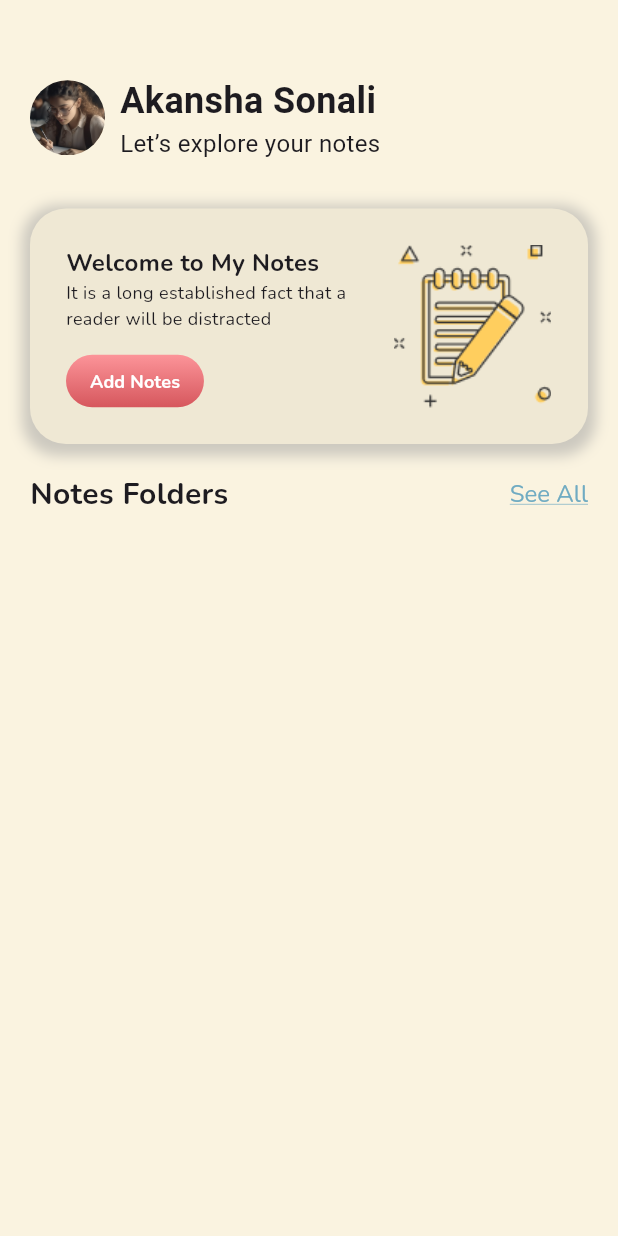
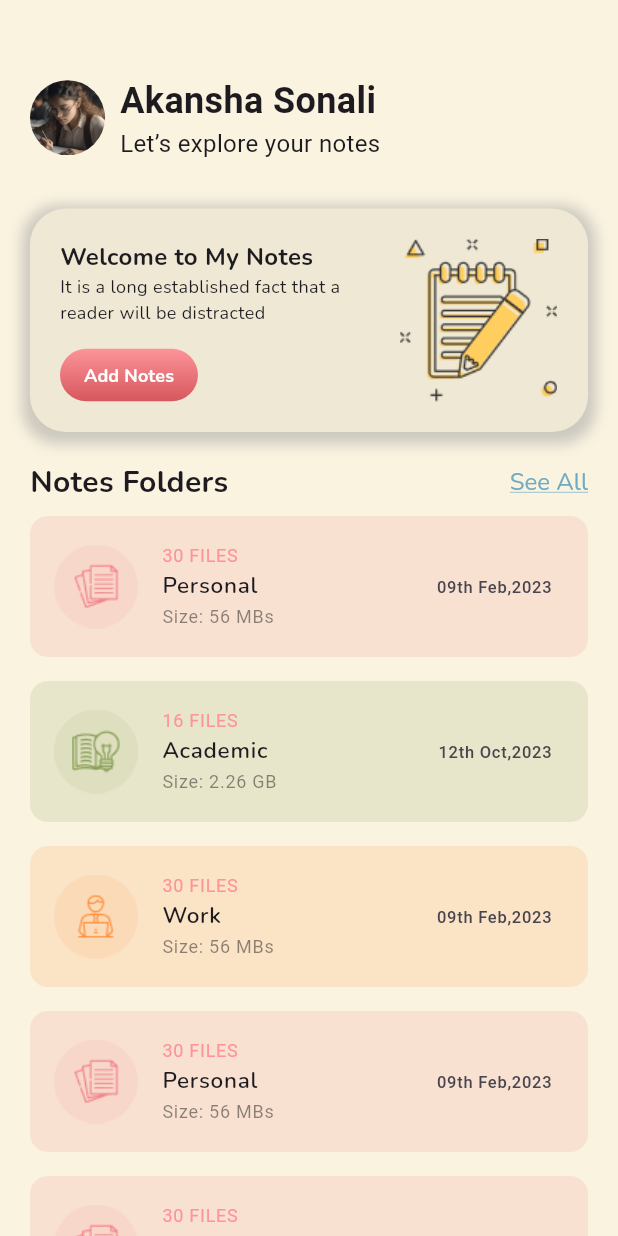
Before and after one commit to mustafadervisglu/application, a Flutter app: the HomeScreen screen opened directly, on a phone screen of 412 x 824 dp. Run offline on Flutter 3.47's test engine with Material 2 defaults, Android fonts, the phone set to English and light mode, and no system bars.

Commit message:
feat: add new images for home page
feat: update main.dart to use HomePage instead of HomeScreen

feat: update HomeScreen to include folder data and display folders

feat: update LoginPage to navigate to HomePage on successful login

chore: add Nunito-SemiBold.ttf to pubspec.yaml

```diff
--- a/lib/main.dart
+++ b/lib/main.dart
@@ -1,6 +1,5 @@
+import 'package:application/ui/view/home_page.dart';
 import 'package:flutter/material.dart';
-
-import 'ui/view/home_screen.dart';
 
 void main() {
   runApp(const MyApp());
@@ -18,7 +17,7 @@ class MyApp extends StatelessWidget {
         colorScheme: ColorScheme.fromSeed(seedColor: Colors.deepPurple),
         useMaterial3: true,
       ),
-      home: const SafeArea(child: HomeScreen()),
+      home: const SafeArea(child: HomePage()),
     );
   }
 }
--- a/lib/ui/view/home_screen.dart
+++ b/lib/ui/view/home_screen.dart
@@ -4,13 +4,64 @@ import 'package:flutter/gestures.dart';
 import 'package:flutter/material.dart';
 
 class HomeScreen extends StatefulWidget {
-  const HomeScreen({super.key});
+  HomeScreen({super.key});
+
+  final List<Map<String, dynamic>> folders = [
+    {
+      'title': 'Personal',
+      'date': '09th Feb,2023',
+      'size': '56 MBs',
+      'fileCount': '30 FILES',
+    },
+    {
+      'title': 'Academic',
+      'date': '12th Oct,2023',
+      'size': '2.26 GB',
+      'fileCount': '16 FILES',
+    },
+    {
+      'title': 'Work',
+      'date': '09th Feb,2023',
+      'size': '56 MBs',
+      'fileCount': '30 FILES',
+    },
+    {
+      'title': 'Personal',
+      'date': '09th Feb,2023',
+      'size': '56 MBs',
+      'fileCount': '30 FILES',
+    },
+    {
+      'title': 'Personal',
+      'date': '09th Feb,2023',
+      'size': '56 MBs',
+      'fileCount': '30 FILES',
+    },
+    {
+      'title': 'Personal',
+      'date': '09th Feb,2023',
+      'size': '56 MBs',
+      'fileCount': '30 FILES',
+    }
+  ];
 
   @override
   State<HomeScreen> createState() => _HomeScreenState();
 }
 
 class _HomeScreenState extends State<HomeScreen> {
+  Map<String, Color> categoryColors = {
+    'Personal': const Color(0xFFF2858A),
+    'Academic': const Color(0xFF8AA15A),
+    'Work': const Color(0xFFFF8F3D),
+    'Others': const Color(0xFF495E84),
+  };
+  Map<String, String> categoryImage = {
+    'Personal': 'assets/images/home_page/Fr21.png',
+    'Academic': 'assets/images/home_page/Fr20.png',
+    'Work':'assets/images/home_page/Fr19.png',
+    'Others': 'assets/images/home_page/Fr22.png',
+  };
   String name = "Akansha Sonali";
 
   @override
@@ -57,7 +108,7 @@ class _HomeScreenState extends State<HomeScreen> {
             ),
             const SizedBox(height: 32),
             Container(
-              padding: const EdgeInsets.all(24.0),
+              padding: const EdgeInsets.all(20.0),
               decoration: BoxDecoration(
                 color: const Color(0xffEFE8D4),
                 borderRadius: BorderRadius.circular(24),
@@ -192,7 +243,67 @@ class _HomeScreenState extends State<HomeScreen> {
                 ),
               ],
             ),
-            const SizedBox(height: 20),
+            Expanded(
+              child: ListView.builder(
+                itemCount: widget.folders.length,
+                itemBuilder: (context, index) {
+                  var folder = widget.folders[index];
+                  return Container(
+                    margin: const EdgeInsets.symmetric(vertical: 8.0),
+                    decoration: BoxDecoration(
+                      color: categoryColors[folder['title']]?.withOpacity(0.16),
+                      borderRadius: BorderRadius.circular(12),
+                    ),
+                    width: 327,
+                    height: 94,
+                    child: Column(
+                      mainAxisAlignment: MainAxisAlignment.center,
+                      children: [
+                        ListTile(
+                          shape: RoundedRectangleBorder(
+                            borderRadius: BorderRadius.circular(10.0),
+                          ),
+                          leading: Image.asset(categoryImage[folder['title']] ?? ''),
+                          title: Column(
+                            crossAxisAlignment: CrossAxisAlignment.start,
+                            mainAxisSize: MainAxisSize.min,
+                            children: [
+                              Text(
+                                '${folder['fileCount']}',
+                                style: const TextStyle(
+                                  color: Color(0xffFC9499),
+                                  fontWeight: FontWeight.w400,
+                                  fontSize: 12,
+                                ),
+                              ),
+                              Text(
+                                folder['title'],
+                                style: const TextStyle(
+                                  fontWeight: FontWeight.w600,
+                                  fontSize: 15,
+                                  fontFamily: "Nunito",
+                                ),
+                              ),
+                              Text(
+                                'Size: ${folder['size']}',
+                                style: TextStyle(
+                                  color: const Color(0xff403B36).withOpacity(0.6),
+                                  fontWeight: FontWeight.w400,
+                                  fontSize: 12,
+                                ),
+                              )
+                            ],
+                          ),
+                          trailing: Text(folder['date']),
+                          onTap: () {},
+                        ),
+                      ],
+                    ),
+                  );
+                },
+              ),
+            ),
+
           ],
         ),
       ),
--- a/lib/ui/view/login_page.dart
+++ b/lib/ui/view/login_page.dart
@@ -1,5 +1,5 @@
 import 'package:application/colors/colors.dart';
-import 'package:application/ui/view/create_first_note.dart';
+import 'package:application/ui/view/home_screen.dart';
 import 'package:application/ui/view/register_page.dart';
 import 'package:application/widgets/app_bar.dart';
 import 'package:flutter/gestures.dart';
@@ -85,16 +85,17 @@ class _LoginPageState extends State<LoginPage> {
                 ),
                 Padding(
                   padding: const EdgeInsets.all(8.0),
-                  child: AppButton(data: "Login", onPressed: () {
-                   if(checkInformation){
+                  child: AppButton(
+                      data: "Login",
+                      onPressed: () {
+                        if (checkInformation) {
                           Navigator.push(
                             context,
                             MaterialPageRoute(
-                         builder: (context) => const CreateFirstNote(),
+                              builder: (context) => HomeScreen(),
                             ),
                           );
-                   }
-                   else{
+                        } else {
                           setState(() {
                             checkInformation = false;
                           });
--- a/pubspec.yaml
+++ b/pubspec.yaml
@@ -62,6 +62,8 @@ flutter:
           weight: 800
         - asset: fonts/Nunito-Regular.ttf
           weight: 400
+        - asset: fonts/Nunito-SemiBold.ttf
+          weight: 600
 
   assets:
     - assets/images/home_page/
```
Also changed, not shown: assets/images/home_page/Fr19.png (added), assets/images/home_page/Fr20.png (added), assets/images/home_page/Fr21.png (added), assets/images/home_page/Fr22.png (added), fonts/Nunito-SemiBold.ttf (added). Lines whose indentation alone changed are shown as unchanged.
